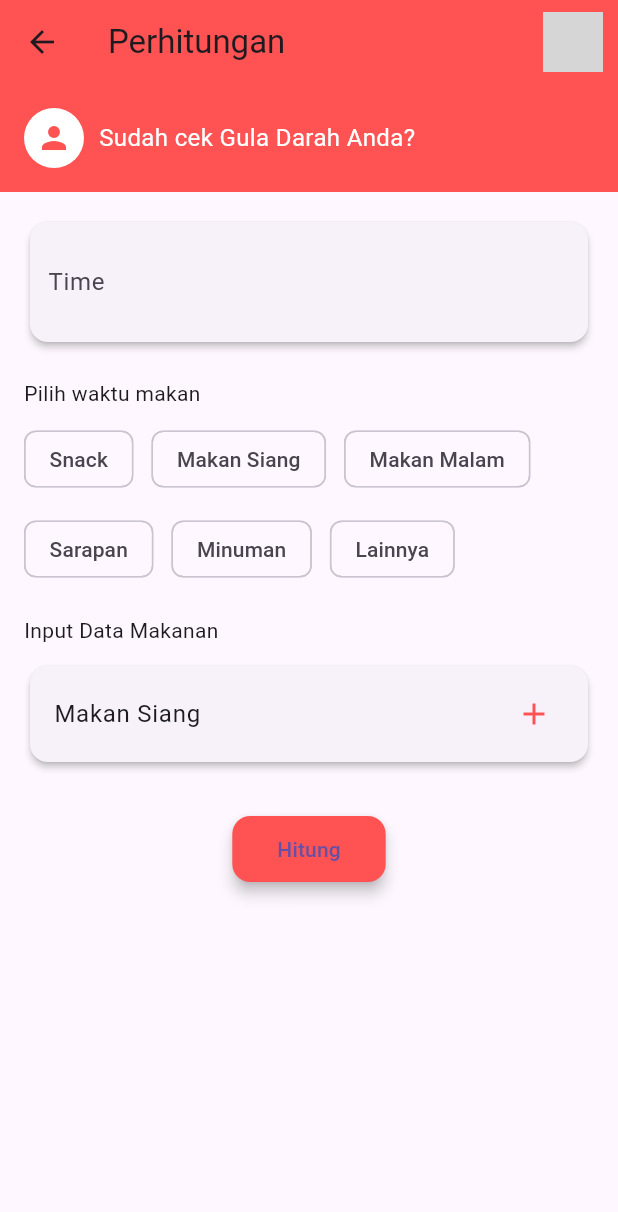
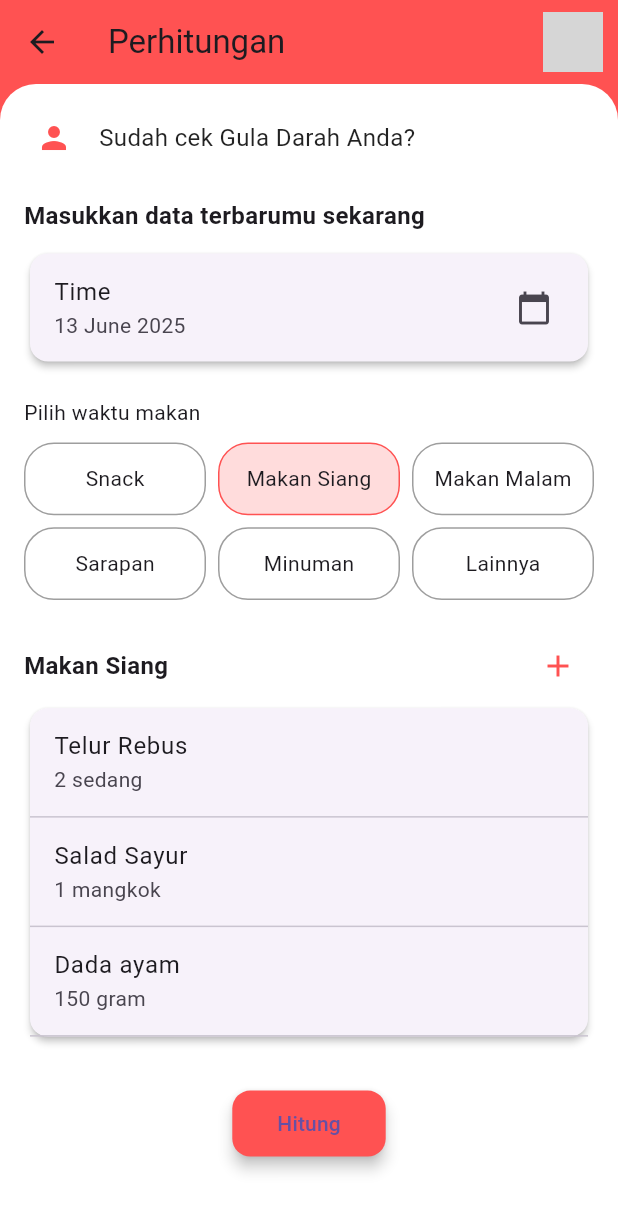
Before and after one commit to elys200/Asupan_Gula, a Flutter app: the PerhitunganGulaPage screen opened directly, on a phone screen of 412 x 824 dp. Shown: the top 1212 px of the screen. Run offline on Flutter 3.47's test engine with Material 3 defaults, Android fonts, the phone set to English and light mode, and no system bars; our stand-ins replace carousel_slider, curved_navigation_bar, google_fonts, image_picker, quickalert; grey boxes are pictures that could not be loaded.

Commit message:
hehe steve

```diff
--- a/lib/main.dart
+++ b/lib/main.dart
@@ -40,8 +40,7 @@ class SweetSense extends StatelessWidget {
         '/welcome': (context) => const WelcomeScreen(),
         '/register': (context) => const RegisterScreen(),
         '/login': (context) => const LoginScreen(),
-        '/perhitungan_gula':
-            (context) => const MainWithCurvedNav(initialIndex: 0),
+        '/perhitungan_gula': (context) => const MainWithCurvedNav(initialIndex: 0),
         '/dashboard': (context) => const MainWithCurvedNav(initialIndex: 1),
         '/profile': (context) => const MainWithCurvedNav(initialIndex: 2),
         '/edit_profile': (context) => const EditProfilePage(),
--- a/lib/pages/dashboard.dart
+++ b/lib/pages/dashboard.dart
@@ -39,7 +39,7 @@ class _DashboardScreenState extends State<DashboardScreen> {
                     height: 200,
                     decoration: const BoxDecoration(
                       gradient: LinearGradient(
-                        colors: [Color(0xFFFF6F4D), Color(0xFFFF8478)],
+                        colors: [Color(0xFFE43A15), Color(0xFFE65245)],
                         begin: Alignment.topLeft,
                         end: Alignment.bottomRight,
                       ),
--- a/lib/pages/perhitungan_gula.dart
+++ b/lib/pages/perhitungan_gula.dart
@@ -1,4 +1,5 @@
 import 'package:flutter/material.dart';
+import 'package:intl/intl.dart';
 
 class PerhitunganGulaPage extends StatefulWidget {
   const PerhitunganGulaPage({super.key});
@@ -8,29 +9,103 @@ class PerhitunganGulaPage extends StatefulWidget {
 }
 
 class _PerhitunganGulaPageState extends State<PerhitunganGulaPage> {
-  String? selectedWaktuMakan;
-  final TextEditingController _waktuController = TextEditingController();
-  final TextEditingController _makananController =
-      TextEditingController(text: 'Makan Siang');
+  String? selectedWaktuMakan = 'Makan Siang';
+  DateTime selectedDate = DateTime.now();
+  final makananList = [
+    {'nama': 'Telur Rebus', 'jumlah': '2 sedang'},
+    {'nama': 'Salad Sayur', 'jumlah': '1 mangkok'},
+    {'nama': 'Dada ayam', 'jumlah': '150 gram'},
+  ];
 
-  final List<String> waktuMakanOptions = [
+  final waktuMakanOptions = [
     'Snack',
     'Makan Siang',
     'Makan Malam',
     'Sarapan',
     'Minuman',
-    'Lainnya'
+    'Lainnya',
   ];
+
+  void _selectDate() async {
+    final DateTime? picked = await showDatePicker(
+      context: context,
+      initialDate: selectedDate,
+      firstDate: DateTime(2022),
+      lastDate: DateTime(2100),
+    );
+
+    if (picked != null && picked != selectedDate) {
+      setState(() {
+        selectedDate = picked;
+      });
+    }
+  }
+
+  void _tambahMakanan() {
+    String namaMakanan = '';
+    String jumlahMakanan = '';
+
+    showDialog(
+      context: context,
+      builder: (context) {
+        return AlertDialog(
+          title: const Text('Tambah Makanan'),
+          content: Column(
+            mainAxisSize: MainAxisSize.min,
+            children: [
+              TextField(
+                decoration: const InputDecoration(labelText: 'Nama Makanan'),
+                onChanged: (value) {
+                  namaMakanan = value;
+                },
+              ),
+              TextField(
+                decoration: const InputDecoration(labelText: 'Jumlah'),
+                onChanged: (value) {
+                  jumlahMakanan = value;
+                },
+              ),
+            ],
+          ),
+          actions: [
+            TextButton(
+              onPressed: () => Navigator.pop(context),
+              child: const Text('Batal'),
+            ),
+            ElevatedButton(
+              onPressed: () {
+                if (namaMakanan.isNotEmpty && jumlahMakanan.isNotEmpty) {
+                  setState(() {
+                    makananList.add({
+                      'nama': namaMakanan,
+                      'jumlah': jumlahMakanan,
+                    });
+                  });
+                  Navigator.pop(context);
+                }
+              },
+              style: ElevatedButton.styleFrom(
+                backgroundColor: Colors.redAccent,
+              ),
+              child: const Text('Tambah'),
+            ),
+          ],
+        );
+      },
+    );
+  }
 
   @override
   Widget build(BuildContext context) {
     return Scaffold(
+      backgroundColor: Colors.redAccent,
       appBar: AppBar(
         title: const Text('Perhitungan'),
         backgroundColor: Colors.redAccent,
+        elevation: 0,
         leading: IconButton(
           icon: const Icon(Icons.arrow_back),
-          onPressed: () => Navigator.pushNamed(context, '/dashboard'),
+          onPressed: () => Navigator.pop(context),
         ),
         actions: const [
           Padding(
@@ -41,89 +116,132 @@ class _PerhitunganGulaPageState extends State<PerhitunganGulaPage> {
           ),
         ],
       ),
-      body: Column(
+      body: Container(
+        width: double.infinity,
+        decoration: const BoxDecoration(
+          color: Colors.white,
+          borderRadius: BorderRadius.vertical(top: Radius.circular(24)),
+        ),
+        child: ListView(
+          padding: const EdgeInsets.all(16),
           children: [
-          Container(
-            color: Colors.redAccent,
-            width: double.infinity,
-            padding: const EdgeInsets.all(16),
-            child: Row(
+            // Gula darah prompt
+            Row(
               children: const [
                 CircleAvatar(
+                  backgroundColor: Colors.white,
                   child: Icon(Icons.person, color: Colors.redAccent),
-                  backgroundColor: Colors.white,
                 ),
                 SizedBox(width: 10),
-                Text(
+                Expanded(
+                  child: Text(
                     'Sudah cek Gula Darah Anda?',
-                  style: TextStyle(color: Colors.white, fontSize: 16),
+                    style: TextStyle(color: Colors.black87, fontSize: 16),
+                  ),
                 ),
               ],
             ),
+            const SizedBox(height: 20),
+
+            const Text(
+              'Masukkan data terbarumu sekarang',
+              style: TextStyle(fontSize: 16, fontWeight: FontWeight.bold),
             ),
-          Expanded(
-            child: ListView(
-              padding: const EdgeInsets.all(16),
-              children: [
-                // Input waktu
+            const SizedBox(height: 10),
+
+            // Time Input (Date)
             Card(
               shape: RoundedRectangleBorder(
-                      borderRadius: BorderRadius.circular(12)),
+                borderRadius: BorderRadius.circular(12),
+              ),
               elevation: 2,
-                  child: Padding(
-                    padding: const EdgeInsets.all(12),
-                    child: TextField(
-                      controller: _waktuController,
-                      decoration: const InputDecoration(
-                        labelText: 'Time',
-                        border: InputBorder.none,
-                      ),
-                    ),
+              child: ListTile(
+                title: const Text('Time'),
+                subtitle: Text(DateFormat('dd MMMM yyyy').format(selectedDate)),
+                trailing: const Icon(Icons.calendar_today),
+                onTap: _selectDate,
               ),
             ),
             const SizedBox(height: 20),
 
             const Text('Pilih waktu makan'),
             const SizedBox(height: 10),
-                Wrap(
-                  spacing: 12,
-                  runSpacing: 12,
+
+            GridView.count(
+              crossAxisCount: 3,
+              shrinkWrap: true,
+              physics: const NeverScrollableScrollPhysics(),
+              mainAxisSpacing: 8,
+              crossAxisSpacing: 8,
+              childAspectRatio: 2.5,
               children: waktuMakanOptions.map((option) {
-                    return ChoiceChip(
-                      label: Text(option),
-                      selected: selectedWaktuMakan == option,
-                      onSelected: (bool selected) {
+                final isSelected = selectedWaktuMakan == option;
+                return GestureDetector(
+                  onTap: () {
                     setState(() {
-                          selectedWaktuMakan = selected ? option : null;
+                      selectedWaktuMakan = option;
                     });
                   },
+                  child: Container(
+                    decoration: BoxDecoration(
+                      border: Border.all(
+                        color: isSelected ? Colors.redAccent : Colors.grey,
+                      ),
+                      borderRadius: BorderRadius.circular(20),
+                      color: isSelected
+                          ? Colors.redAccent.withOpacity(0.2)
+                          : Colors.white,
+                    ),
+                    alignment: Alignment.center,
+                    child: Text(option),
+                  ),
                 );
               }).toList(),
             ),
+
             const SizedBox(height: 20),
-
-                const Text('Input Data Makanan'),
-                const SizedBox(height: 10),
-                Card(
-                  shape: RoundedRectangleBorder(
-                      borderRadius: BorderRadius.circular(12)),
-                  elevation: 2,
-                  child: ListTile(
-                    title: TextField(
-                      controller: _makananController,
-                      decoration: const InputDecoration(
-                        border: InputBorder.none,
+            Row(
+              mainAxisAlignment: MainAxisAlignment.spaceBetween,
+              children: [
+                Text(
+                  selectedWaktuMakan ?? '',
+                  style: const TextStyle(
+                    fontWeight: FontWeight.bold,
+                    fontSize: 16,
                   ),
                 ),
-                    trailing: const Icon(Icons.add, color: Colors.redAccent),
+                IconButton(
+                  icon: const Icon(Icons.add, color: Colors.redAccent),
+                  onPressed: _tambahMakanan,
+                ),
+              ],
+            ),
+
+            Card(
+              elevation: 2,
+              shape: RoundedRectangleBorder(
+                borderRadius: BorderRadius.circular(12),
+              ),
+              child: Column(
+                children: makananList.map((item) {
+                  return Column(
+                    children: [
+                      ListTile(
+                        title: Text(item['nama']!),
+                        subtitle: Text(item['jumlah']!),
+                      ),
+                      const Divider(height: 1),
+                    ],
+                  );
+                }).toList(),
               ),
             ),
+
             const SizedBox(height: 30),
-
             Center(
               child: ElevatedButton(
                 onPressed: () {
-                      // Tambahkan logika perhitungan di sini
+                  // Logic hitung di sini
                 },
                 style: ElevatedButton.styleFrom(
                   backgroundColor: Colors.redAccent,
@@ -140,8 +258,6 @@ class _PerhitunganGulaPageState extends State<PerhitunganGulaPage> {
           ],
         ),
       ),
-        ],
-      ),
     );
   }
 }
--- a/pubspec.yaml
+++ b/pubspec.yaml
@@ -44,7 +44,7 @@ dependencies:
 dev_dependencies:
   flutter_test:
     sdk: flutter
-
+  intl: ^0.18.1
   # The "flutter_lints" package below contains a set of recommended lints to
   # encourage good coding practices. The lint set provided by the package is
   # activated in the `analysis_options.yaml` file located at the root of your
```
Also changed, not shown: pubspec.lock. Lines whose indentation alone changed are shown as unchanged.
